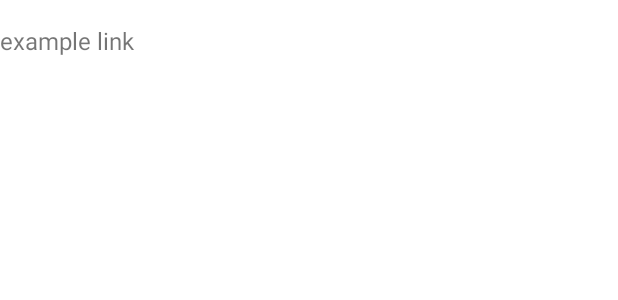
After one commit to kurczaczkowe-rzeczy/LinkManager, an Android app: the layout item_link_history.xml on its own in the app's theme, with its tools: preview values and no code run, on a phone screen of 412 x 824 dp. The commit adds this screen. Shown: the top 300 px of the screen. Run offline under Robolectric (Android 15) with nearby library versions, the phone set to English and light mode, and no system bars.

Commit message:
display links

```diff
--- a/app/src/main/java/pl/gungnir/linkmanager/uitl/di/Module.kt
+++ b/app/src/main/java/pl/gungnir/linkmanager/uitl/di/Module.kt
@@ -11,6 +11,7 @@ import pl.gungnir.linkmanager.network.DatabaseRepo
 import pl.gungnir.linkmanager.network.DatabaseRepoImpl
 import pl.gungnir.linkmanager.network.FirebaseDatabaseRepo
 import pl.gungnir.linkmanager.network.FirebaseDatabaseRepoImpl
+import pl.gungnir.linkmanager.ui.history.adapter.LinkAdapter
 
 @Module
 @InstallIn(ActivityComponent::class)
@@ -29,6 +30,11 @@ class DatabasesRepoModule {
             firebaseDatabaseRepo
         )
     }
+
+    @Provides
+    fun provideLinkAdapter(): LinkAdapter {
+        return LinkAdapter()
+    }
 }
 
 @Module
--- a/app/src/main/res/layout/fragment_history_links.xml
+++ b/app/src/main/res/layout/fragment_history_links.xml
@@ -10,12 +10,13 @@
         android:layout_height="wrap_content"
         android:layout_marginStart="16dp"
         android:layout_marginTop="8dp"
-        android:text="Poprzednie linki: "
+        android:text="@string/previous_links"
         android:textAppearance="@style/TextAppearance.AppCompat.Medium"
         app:layout_constraintStart_toStartOf="parent"
         app:layout_constraintTop_toTopOf="parent" />
 
     <androidx.recyclerview.widget.RecyclerView
+        android:id="@+id/list"
         android:layout_width="0dp"
         android:layout_height="0dp"
         android:layout_marginStart="16dp"
--- /dev/null
+++ b/app/src/main/res/layout/item_link_history.xml
@@ -0,0 +1,21 @@
+<?xml version="1.0" encoding="utf-8"?>
+<androidx.constraintlayout.widget.ConstraintLayout xmlns:android="http://schemas.android.com/apk/res/android"
+    xmlns:app="http://schemas.android.com/apk/res-auto"
+    xmlns:tools="http://schemas.android.com/tools"
+    android:layout_width="match_parent"
+    android:layout_height="wrap_content">
+
+    <TextView
+        android:id="@+id/linkName"
+        android:layout_width="match_parent"
+        android:layout_height="wrap_content"
+        android:layout_marginVertical="8dp"
+        android:paddingTop="8dp"
+        android:paddingBottom="8dp"
+        android:textSize="16sp"
+        app:layout_constraintBottom_toBottomOf="parent"
+        app:layout_constraintEnd_toEndOf="parent"
+        app:layout_constraintStart_toStartOf="parent"
+        app:layout_constraintTop_toTopOf="parent"
+        tools:text="example link" />
+</androidx.constraintlayout.widget.ConstraintLayout>
--- a/app/src/main/res/values/strings.xml
+++ b/app/src/main/res/values/strings.xml
@@ -1,3 +1,4 @@
 <resources>
     <string name="app_name">Link Manager</string>
+    <string name="previous_links">Poprzednie linki:</string>
 </resources>
--- a/app/src/main/res/values/themes.xml
+++ b/app/src/main/res/values/themes.xml
@@ -1,6 +1,6 @@
 <resources xmlns:tools="http://schemas.android.com/tools">
     <!-- Base application theme. -->
-    <style name="Theme.LinkManager" parent="Theme.MaterialComponents.DayNight.DarkActionBar">
+    <style name="Theme.LinkManager" parent="Theme.MaterialComponents.DayNight.NoActionBar">
         <!-- Primary brand color. -->
         <item name="colorPrimary">@color/purple_500</item>
         <item name="colorPrimaryVariant">@color/purple_700</item>
```
Also changed, not shown: app/src/main/java/pl/gungnir/linkmanager/ui/history/HistoryFragment.kt (+18 -4 lines), app/src/main/java/pl/gungnir/linkmanager/ui/history/adapter/LinkAdapter.kt (added, +68 -0 lines), app/src/main/res/layout/tem_link_history.xml (deleted, +0 -7 lines).
